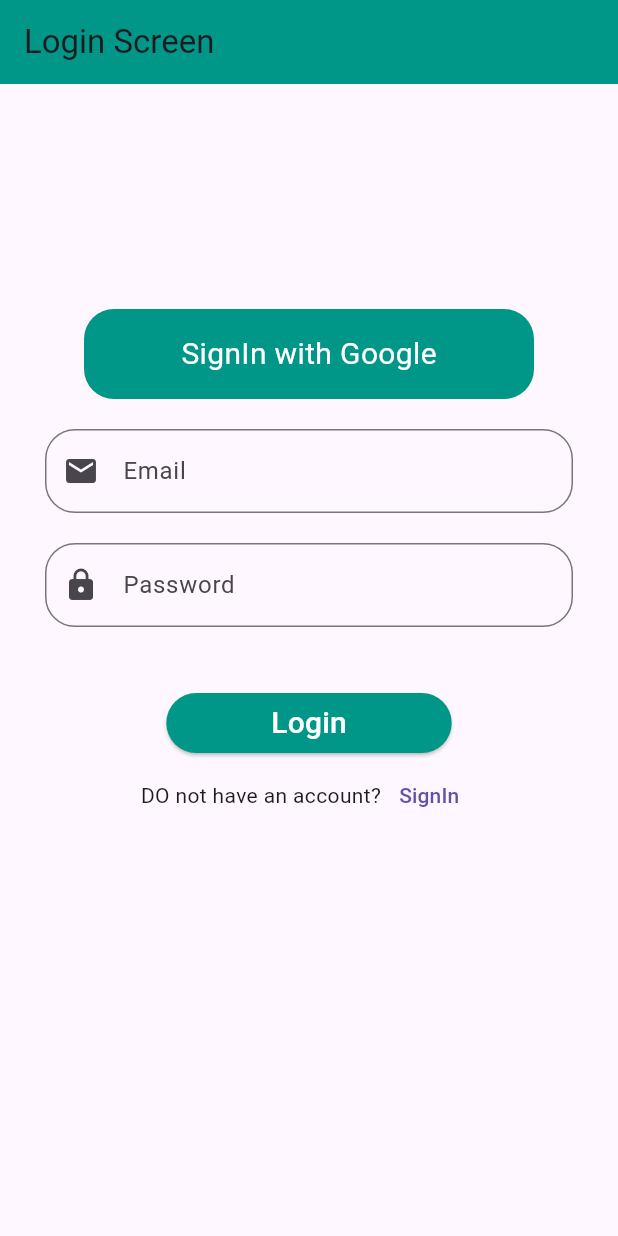
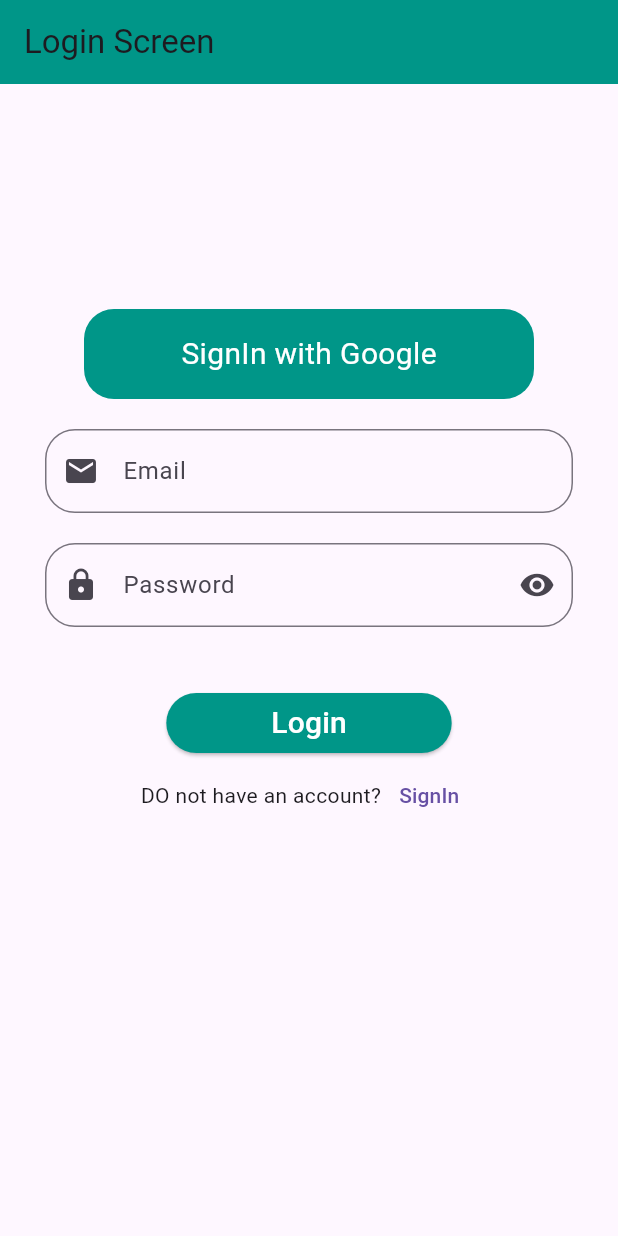
Before and after one commit to saqibcheema/flutter-firebase, a Flutter app: the screen it shows after launch, after a tap on "SignUp", after a tap on "SignIn", on a phone screen of 412 x 824 dp. Run offline on Flutter 3.47's test engine with Material 3 defaults, Android fonts, the phone set to English and light mode, and no system bars; our stand-ins replace bloc, cloud_firestore, equatable, firebase_auth, firebase_core, flutter_bloc and 2 more; accounts and stored records are empty; generated files the repository leaves out were written again.

Commit message:
Auth Update

```diff
--- a/Firebase_Auth/firebase_auth_example/lib/features/auth/screens/login_screen.dart
+++ b/Firebase_Auth/firebase_auth_example/lib/features/auth/screens/login_screen.dart
@@ -18,6 +18,7 @@ class _LoginScreenState extends State<LoginScreen> {
   final TextEditingController _emailController = TextEditingController();
   final TextEditingController _passwordController = TextEditingController();
   final _formKey = GlobalKey<FormState>();
+  bool showPassword = false;
 
   @override
   void dispose() {
@@ -63,7 +64,9 @@ class _LoginScreenState extends State<LoginScreen> {
                           padding: EdgeInsets.all(20.0),
                           child: InkWell(
                             onTap: () {
-                              context.read<AuthBloc>().add(AuthGoogleSignInRequested());
+                              context.read<AuthBloc>().add(
+                                AuthGoogleSignInRequested(),
+                              );
                             },
                             child: Container(
                               height: 60,
@@ -103,9 +106,21 @@ class _LoginScreenState extends State<LoginScreen> {
                         SizedBox(height: 20),
                         TextFormField(
                           controller: _passwordController,
+                          keyboardType: TextInputType.emailAddress,
+                          obscureText: showPassword,
                           decoration: InputDecoration(
                             hintText: 'Password',
                             prefixIcon: Icon(Icons.lock),
+                            suffixIcon: IconButton(
+                              onPressed: () {
+                                setState(() {
+                                  showPassword = !showPassword;
+                                });
+                              },
+                              icon: showPassword
+                                  ? Icon(Icons.visibility_off)
+                                  : Icon(Icons.visibility),
+                            ),
                             border: OutlineInputBorder(
                               borderRadius: BorderRadius.circular(20),
                             ),
@@ -120,7 +135,7 @@ class _LoginScreenState extends State<LoginScreen> {
                         SizedBox(height: 40),
                         ElevatedButton(
                           onPressed: () {
-                            if(_formKey.currentState!.validate()){
+                            if (_formKey.currentState!.validate()) {
                               context.read<AuthBloc>().add(
                                 AuthLogInRequested(
                                   email: _emailController.text.trim(),
--- a/Firebase_Auth/firebase_auth_example/lib/features/auth/screens/signup_screen.dart
+++ b/Firebase_Auth/firebase_auth_example/lib/features/auth/screens/signup_screen.dart
@@ -18,6 +18,7 @@ class _SignInScreenState extends State<SignInScreen> {
   final TextEditingController _emailController = TextEditingController();
   final TextEditingController _passwordController = TextEditingController();
   final _formKey = GlobalKey<FormState>();
+  bool showPassword = false;
 
   @override
   void dispose() {
@@ -53,9 +54,21 @@ class _SignInScreenState extends State<SignInScreen> {
                 children: [
                   TextFormField(
                     controller: _emailController,
+                    keyboardType: TextInputType.emailAddress,
+                    obscureText: showPassword,
                     decoration: InputDecoration(
                       hintText: 'Email',
                       prefixIcon: Icon(Icons.email),
+                      suffixIcon: IconButton(
+                        onPressed: () {
+                          setState(() {
+                            showPassword = !showPassword;
+                          });
+                        },
+                        icon: showPassword
+                            ? Icon(Icons.visibility_off)
+                            : Icon(Icons.visibility),
+                      ),
                       border: OutlineInputBorder(
                         borderRadius: BorderRadius.circular(20),
                       ),
@@ -101,7 +114,7 @@ class _SignInScreenState extends State<SignInScreen> {
                       ? CircularProgressIndicator()
                       : ElevatedButton(
                           onPressed: () {
-                            if(_formKey.currentState!.validate()){
+                            if (_formKey.currentState!.validate()) {
                               context.read<AuthBloc>().add(
                                 AuthSignUpRequested(
                                   email: _emailController.text.trim(),
--- a/Firebase_Auth/firebase_auth_example/lib/features/chat_list/presentation/home_screen.dart
+++ b/Firebase_Auth/firebase_auth_example/lib/features/chat_list/presentation/home_screen.dart
@@ -22,7 +22,6 @@ class HomeScreen extends StatefulWidget {
 
 class _HomeScreenState extends State<HomeScreen> {
   final TextEditingController _searchController = TextEditingController();
-  final ChatRepository _chatRepo = ChatRepository();
   bool _isSearching = false;
   final String currentUserId = FirebaseAuth.instance.currentUser!.uid;
 
```
